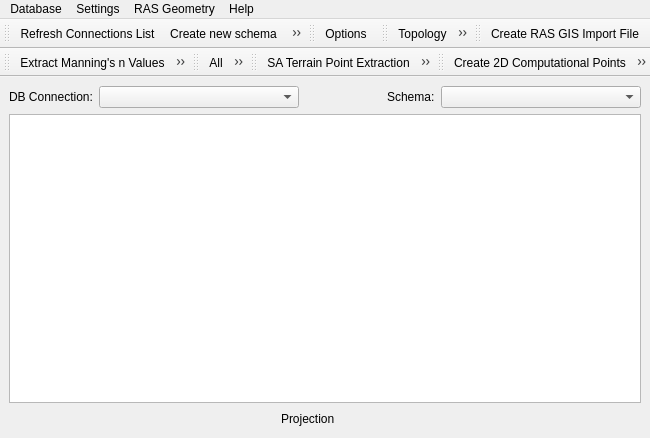
Qt form rivergis/ui/ui_rivergis.ui (erpas/rgis) before a commit.
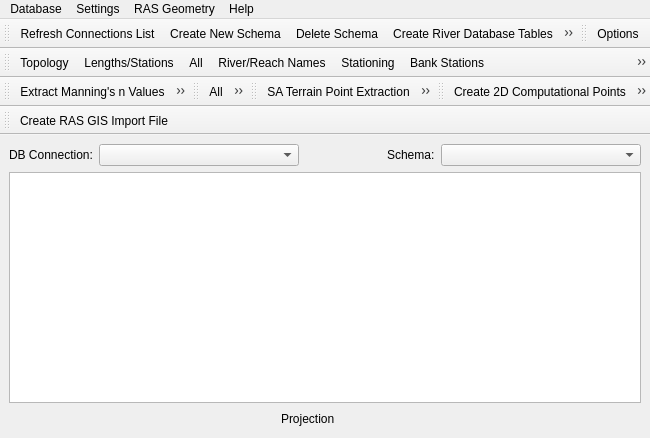
The same form after that commit. Icons and pictures are not drawn. Custom widgets are drawn as their Qt base class.

Commit message: add: GUI for deleting RDB schema

The edit to the form file:
```diff
--- a/rivergis/ui/ui_rivergis.ui
+++ b/rivergis/ui/ui_rivergis.ui
@@ -9,7 +9,7 @@
    <rect>
     <x>0</x>
     <y>0</y>
-    <width>586</width>
+    <width>617</width>
     <height>438</height>
    </rect>
   </property>
@@ -310,6 +310,7 @@
    </attribute>
    <addaction name="actionRefreshConnections"/>
    <addaction name="actionCreateNewSchema"/>
+   <addaction name="actionDeleteSchema"/>
    <addaction name="actionRASCreateRdbTables"/>
    <addaction name="actionRASImportLayersIntoRdbTables"/>
    <addaction name="actionRASLoadRdbTablesIntoQGIS"/>
@@ -334,7 +335,7 @@
     <enum>TopToolBarArea</enum>
    </attribute>
    <attribute name="toolBarBreak">
-    <bool>false</bool>
+    <bool>true</bool>
    </attribute>
    <addaction name="actionRASTopology1D"/>
    <addaction name="actionRASLengthsStations"/>
@@ -346,18 +347,6 @@
    <addaction name="actionRASXSElevations"/>
    <addaction name="actionRASXSAll"/>
   </widget>
-  <widget class="QToolBar" name="rasImportExportToolBar">
-   <property name="windowTitle">
-    <string>toolBar</string>
-   </property>
-   <attribute name="toolBarArea">
-    <enum>TopToolBarArea</enum>
-   </attribute>
-   <attribute name="toolBarBreak">
-    <bool>false</bool>
-   </attribute>
-   <addaction name="actionRASCreateRASGISImport"/>
-  </widget>
   <widget class="QToolBar" name="rasOptGeomToolBar">
    <property name="windowTitle">
     <string>toolBar</string>
@@ -417,6 +406,18 @@
    <addaction name="actionRASPreview2DMesh"/>
    <addaction name="actionRASSave2DPointsToHECRASGeometry"/>
   </widget>
+  <widget class="QToolBar" name="rasImportExportToolBar">
+   <property name="windowTitle">
+    <string>toolBar</string>
+   </property>
+   <attribute name="toolBarArea">
+    <enum>TopToolBarArea</enum>
+   </attribute>
+   <attribute name="toolBarBreak">
+    <bool>true</bool>
+   </attribute>
+   <addaction name="actionRASCreateRASGISImport"/>
+  </widget>
   <action name="actionRASCreate2dAreaPoints">
    <property name="icon">
     <iconset resource="../resources.qrc">
@@ -936,7 +937,16 @@
      <normaloff>:/rivergis/icons/dbCreateSchema.svg</normaloff>:/rivergis/icons/dbCreateSchema.svg</iconset>
    </property>
    <property name="text">
-    <string>Create new schema</string>
+    <string>Create New Schema</string>
+   </property>
+  </action>
+  <action name="actionDeleteSchema">
+   <property name="icon">
+    <iconset resource="../resources.qrc">
+     <normaloff>:/rivergis/icons/dbDeleteSchema.svg</normaloff>:/rivergis/icons/dbDeleteSchema.svg</iconset>
+   </property>
+   <property name="text">
+    <string>Delete Schema</string>
    </property>
   </action>
  </widget>
```
Left out of the diff: 3 changed lines with no effect on the pictures. The commit also changes 6 other files.
